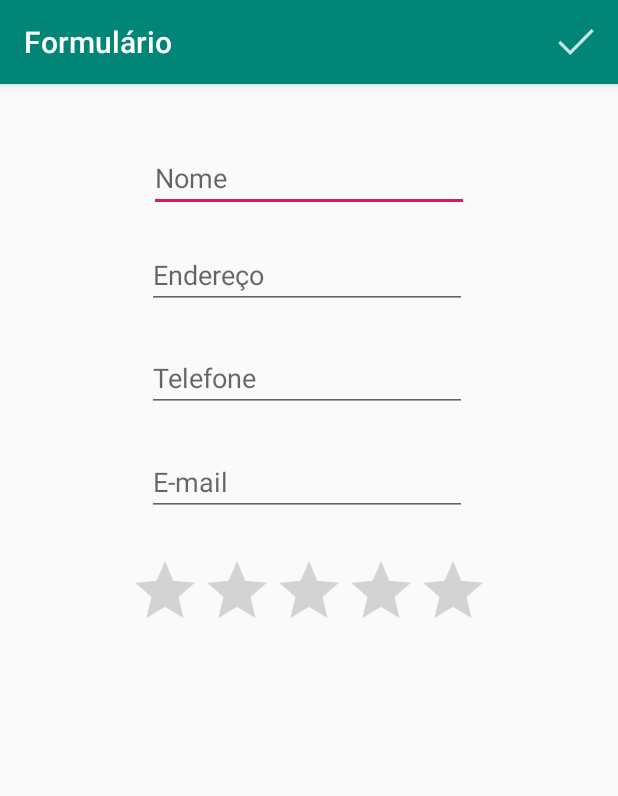
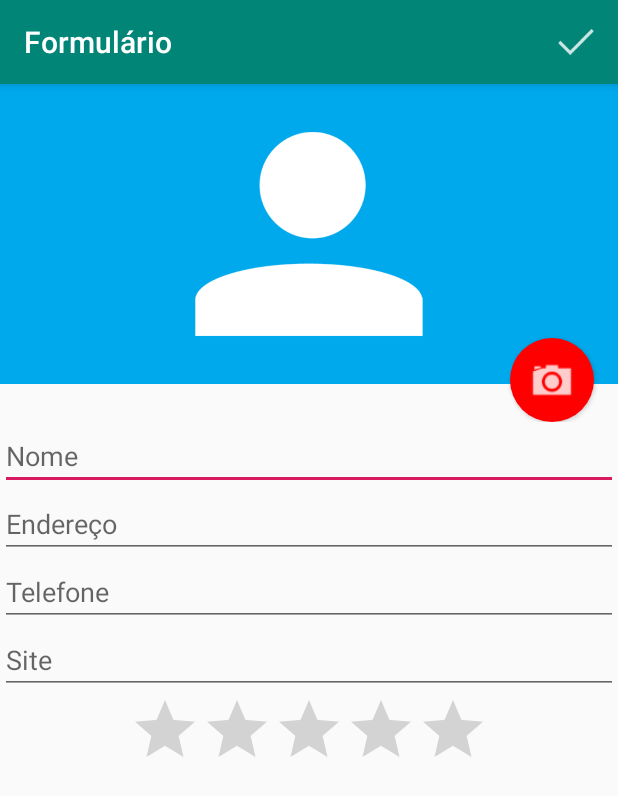
Before and after one commit to renatoc1/Android, an Android app: the FormularioActivity screen opened directly, with no data from a screen before it, on a phone screen of 412 x 824 dp. Shown: the top 796 px of the screen. Run offline under Robolectric (Android 15) with nearby library versions, the phone set to English and light mode, and no system bars.

Commit message:
Aula 1 / Aula 2

```diff
--- a/app/src/main/java/br/com/alura/agenda/FormularioActivity.java
+++ b/app/src/main/java/br/com/alura/agenda/FormularioActivity.java
@@ -1,19 +1,36 @@
 package br.com.alura.agenda;
 
+import android.Manifest;
 import android.content.Intent;
+import android.content.pm.PackageManager;
+import android.graphics.Bitmap;
+import android.graphics.BitmapFactory;
+import android.net.Uri;
+import android.preference.PreferenceManager;
+import android.provider.MediaStore;
+import android.support.annotation.Nullable;
+import android.support.v4.app.ActivityCompat;
+import android.support.v4.content.FileProvider;
 import android.support.v7.app.AppCompatActivity;
 import android.os.Bundle;
 import android.view.Menu;
 import android.view.MenuInflater;
 import android.view.MenuItem;
+import android.view.View;
+import android.widget.Button;
+import android.widget.ImageView;
 import android.widget.Toast;
+
+import java.io.File;
 
 import br.com.alura.agenda.dao.AlunoDAO;
 import br.com.alura.agenda.modelo.Aluno;
 
 public class FormularioActivity extends AppCompatActivity {
 
+    public static final int CODIGO_CAMERA = 567;
     FormularioHelper helper;
+    private String caminhoFoto;
 
     @Override
     protected void onCreate(Bundle savedInstanceState) {
@@ -22,10 +39,33 @@ public class FormularioActivity extends AppCompatActivity {
 
         helper = new FormularioHelper(this);
 
-        Intent intent = getIntent();
+        final Intent intent = getIntent();
         Aluno aluno = (Aluno) intent.getSerializableExtra("aluno");
         if (aluno != null){
             helper.preencheFormulario(aluno);
+        }
+
+        Button botaoFoto = findViewById(R.id.formulario_botao_foto);
+
+        botaoFoto.setOnClickListener(new View.OnClickListener() {
+            @Override
+            public void onClick(View v) {
+                Intent intentCamera = new Intent(MediaStore.ACTION_IMAGE_CAPTURE);
+                caminhoFoto = getExternalFilesDir(null) + "/" + System.currentTimeMillis() + ".jpg";
+                File arquivoFoto = new File(caminhoFoto);
+                intentCamera.putExtra(MediaStore.EXTRA_OUTPUT, FileProvider.getUriForFile(FormularioActivity.this, BuildConfig.APPLICATION_ID + ".provider", arquivoFoto));
+                startActivityForResult(intentCamera, CODIGO_CAMERA);
+
+            }
+        });
+    }
+
+    @Override
+    protected void onActivityResult(int requestCode, int resultCode, @Nullable Intent data) {
+        if (resultCode == RESULT_OK) {
+            if (requestCode == CODIGO_CAMERA) {
+                helper.carregaImagem(caminhoFoto);
+            }
         }
     }
 
--- a/app/src/main/java/br/com/alura/agenda/FormularioHelper.java
+++ b/app/src/main/java/br/com/alura/agenda/FormularioHelper.java
@@ -1,7 +1,10 @@
 package br.com.alura.agenda;
 
-import android.view.View;
+import android.graphics.Bitmap;
+import android.graphics.BitmapFactory;
+import android.media.Image;
 import android.widget.EditText;
+import android.widget.ImageView;
 import android.widget.RatingBar;
 
 import br.com.alura.agenda.modelo.Aluno;
@@ -11,8 +14,9 @@ public class FormularioHelper {
     private final EditText campoNome;
     private final EditText campoEndereco;
     private final EditText campoTelefone;
-    private final EditText campoEmail;
+    private final EditText campoSite;
     private final RatingBar campoNota;
+    private final ImageView campoFoto;
 
     private Aluno aluno;
 
@@ -20,8 +24,9 @@ public class FormularioHelper {
         campoNome = activity.findViewById(R.id.nome);
         campoEndereco = activity.findViewById(R.id.endereco);
         campoTelefone = activity.findViewById(R.id.telefone);
-        campoEmail = activity.findViewById(R.id.email);
+        campoSite = activity.findViewById(R.id.site);
         campoNota = activity.findViewById(R.id.nota);
+        campoFoto = activity.findViewById(R.id.formulario_foto);
         aluno = new Aluno();
     }
 
@@ -29,8 +34,9 @@ public class FormularioHelper {
         aluno.setNome(campoNome.getText().toString());
         aluno.setEndereco(campoEndereco.getText().toString());
         aluno.setTelefone(campoTelefone.getText().toString());
-        aluno.setEmail(campoEmail.getText().toString());
+        aluno.setSite(campoSite.getText().toString());
         aluno.setNota(Double.valueOf(campoNota.getProgress()));
+        aluno.setCaminhoFoto((String) campoFoto.getTag());
         return aluno;
     }
 
@@ -38,8 +44,19 @@ public class FormularioHelper {
         campoNome.setText(aluno.getNome());
         campoEndereco.setText(aluno.getEndereco());
         campoTelefone.setText(aluno.getTelefone());
-        campoEmail.setText(aluno.getEmail());
+        campoSite.setText(aluno.getSite());
         campoNota.setProgress(aluno.getNota().intValue());
+        carregaImagem(aluno.getCaminhoFoto());
         this.aluno = aluno;
     }
+
+    public void carregaImagem(String caminhoFoto) {
+        if (caminhoFoto != null) {
+            Bitmap bitmap = BitmapFactory.decodeFile(caminhoFoto);
+            Bitmap bitmapReduzido = Bitmap.createScaledBitmap(bitmap, 300, 300, true);
+            campoFoto.setImageBitmap(bitmapReduzido);
+            campoFoto.setScaleType(ImageView.ScaleType.FIT_XY);
+            campoFoto.setTag(caminhoFoto);
+        }
+    }
 }
--- /dev/null
+++ b/app/src/main/res/drawable/fundo_camera.xml
@@ -0,0 +1,14 @@
+<?xml version="1.0" encoding="utf-8"?>
+<layer-list xmlns:android="http://schemas.android.com/apk/res/android">
+    <item>
+        <shape
+            android:shape="oval">
+            <solid android:color="#ff0000"/>
+            <padding android:top="10dp"
+                android:bottom="10dp"
+                android:left="10dp"
+                android:right="10dp"/>
+        </shape>
+    </item>
+    <item android:drawable="@drawable/ic_camera"/>
+</layer-list>
--- a/app/src/main/res/layout/activity_formulario.xml
+++ b/app/src/main/res/layout/activity_formulario.xml
@@ -1,68 +1,65 @@
-<?xml version="1.0" encoding="utf-8"?>
-<android.support.constraint.ConstraintLayout xmlns:android="http://schemas.android.com/apk/res/android"
-    xmlns:app="http://schemas.android.com/apk/res-auto"
-    xmlns:tools="http://schemas.android.com/tools"
+<ScrollView xmlns:android="http://schemas.android.com/apk/res/android"
+    android:layout_width="match_parent"
+    android:layout_height="match_parent">
+
+    <LinearLayout
         android:layout_width="match_parent"
         android:layout_height="match_parent"
-    tools:context=".FormularioActivity"
-    tools:layout_editor_absoluteY="81dp">
+        android:orientation="vertical">
+
+        <RelativeLayout
+            android:layout_width="match_parent"
+            android:layout_height="225dp">
+
+            <ImageView
+                android:id="@+id/formulario_foto"
+                android:layout_width="match_parent"
+                android:layout_height="200dp"
+                android:src="@drawable/person"
+                android:background="#00A8EC"/>
+
+            <Button
+                android:id="@+id/formulario_botao_foto"
+                android:layout_width="56dp"
+                android:layout_height="56dp"
+                android:background="@drawable/fundo_camera"
+                android:layout_alignParentBottom="true"
+                android:layout_alignParentRight="true"
+                android:layout_marginRight="16dp"/>
+        </RelativeLayout>
 
         <EditText
             android:id="@+id/nome"
-        android:layout_width="wrap_content"
+            android:layout_width="match_parent"
             android:layout_height="wrap_content"
-        android:layout_marginTop="40dp"
-        android:ems="10"
-        android:hint="Nome"
-        android:inputType="textPersonName"
-        app:layout_constraintEnd_toEndOf="parent"
-        app:layout_constraintStart_toStartOf="parent"
-        app:layout_constraintTop_toTopOf="parent" />
+            android:hint="Nome" />
 
         <EditText
             android:id="@+id/endereco"
-        android:layout_width="wrap_content"
+            android:layout_width="match_parent"
             android:layout_height="wrap_content"
-        android:layout_marginTop="19dp"
-        android:layout_marginEnd="1dp"
-        android:layout_marginRight="1dp"
-        android:ems="10"
-        android:hint="Endereço"
-        android:inputType="textPersonName"
-        app:layout_constraintEnd_toEndOf="@+id/nome"
-        app:layout_constraintTop_toBottomOf="@+id/nome" />
+            android:hint="Endereço" />
 
         <EditText
             android:id="@+id/telefone"
-        android:layout_width="wrap_content"
+            android:layout_width="match_parent"
             android:layout_height="wrap_content"
-        android:layout_marginTop="23dp"
-        android:ems="10"
-        android:hint="Telefone"
-        android:inputType="phone"
-        app:layout_constraintStart_toStartOf="@+id/endereco"
-        app:layout_constraintTop_toBottomOf="@+id/endereco" />
+            android:hint="Telefone" />
 
         <EditText
-        android:id="@+id/email"
-        android:layout_width="wrap_content"
+            android:id="@+id/site"
+            android:layout_width="match_parent"
             android:layout_height="wrap_content"
-        android:layout_marginTop="24dp"
-        android:ems="10"
-        android:hint="E-mail"
-        android:inputType="textPersonName"
-        app:layout_constraintStart_toStartOf="@+id/telefone"
-        app:layout_constraintTop_toBottomOf="@+id/telefone" />
+            android:hint="Site" />
 
         <RatingBar
             android:id="@+id/nota"
             android:layout_width="wrap_content"
             android:layout_height="wrap_content"
-        android:layout_marginTop="26dp"
+            android:layout_gravity="center"
             android:max="10"
-        android:numStars="5"
-        app:layout_constraintEnd_toEndOf="parent"
-        app:layout_constraintStart_toStartOf="parent"
-        app:layout_constraintTop_toBottomOf="@+id/email" />
+            android:numStars="5" />
 
-</android.support.constraint.ConstraintLayout>
+    </LinearLayout>
+
+</ScrollView>
--- /dev/null
+++ b/app/src/main/res/layout/list_item.xml
@@ -0,0 +1,6 @@
+<?xml version="1.0" encoding="utf-8"?>
+<android.support.constraint.ConstraintLayout
+    xmlns:android="http://schemas.android.com/apk/res/android" android:layout_width="match_parent"
+    android:layout_height="match_parent">
+
+</android.support.constraint.ConstraintLayout>
--- /dev/null
+++ b/app/src/main/res/xml/provider_paths.xml
@@ -0,0 +1,4 @@
+<?xml version="1.0" encoding="utf-8"?>
+<paths xmlns:android="http://schemas.android.com/apk/res/android">
+    <external-path name="external_files" path="." />
+</paths>
```
Also changed, not shown: app/src/main/AndroidManifest.xml (+13 -0 lines), app/src/main/java/br/com/alura/agenda/ListaAlunosActivity.java (+49 -3 lines), app/src/main/java/br/com/alura/agenda/dao/AlunoDAO.java (+17 -5 lines), app/src/main/java/br/com/alura/agenda/modelo/Aluno.java (+14 -5 lines). Lines whose indentation alone changed are shown as unchanged.
